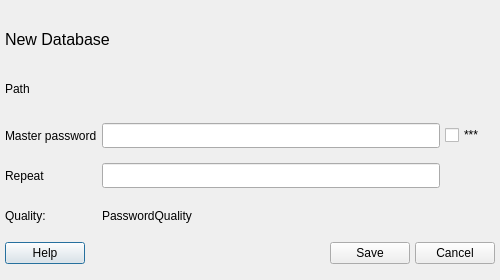
Before: the Qt Designer form createdatabase.ui in sochok222/RadikPass, drawn with Qt 5.
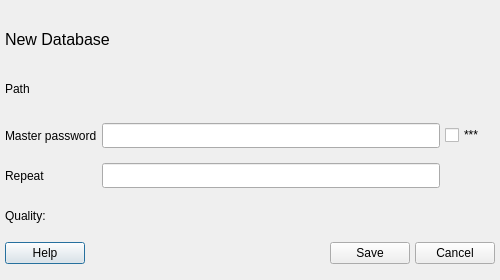
After: the same form once the commit is applied.

Commit message: Made usable ui of CreateDatabase

What changed in the file:
```diff
--- a/createdatabase.ui
+++ b/createdatabase.ui
@@ -105,7 +105,7 @@
         </size>
        </property>
        <property name="text">
-        <string>PasswordQuality</string>
+        <string/>
        </property>
       </widget>
      </item>
```
The commit also changes 2 other files.
